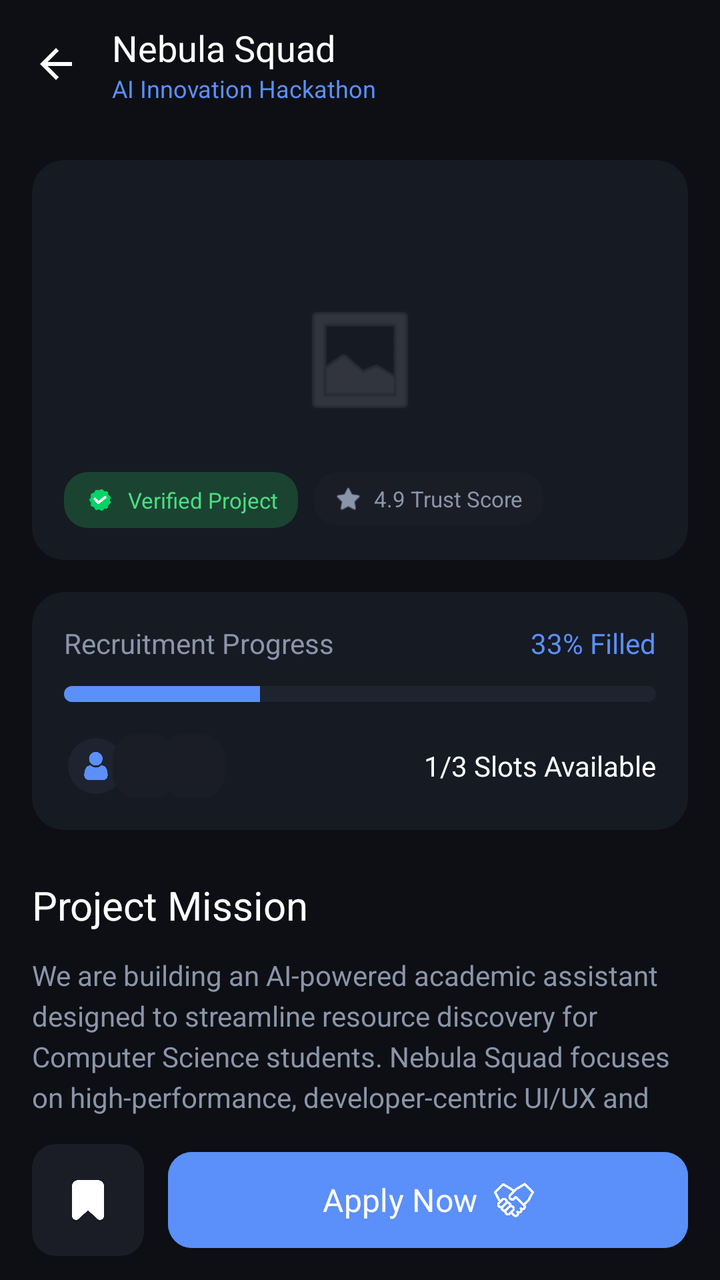
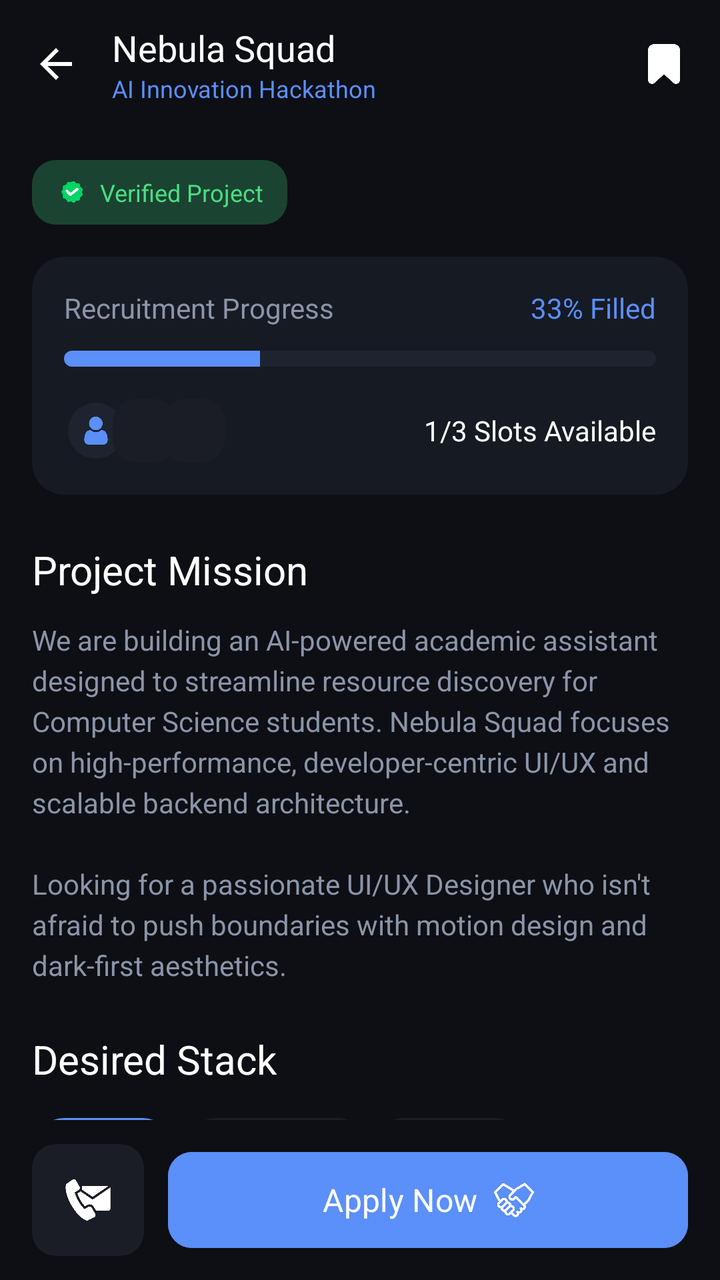

An Android layout rendered at two revisions. The XML below is the earlier revision; the diff shows what the commit changed to produce the second picture.
<!-- AndroidManifest.xml: application theme Theme.Joko -->
<!-- res/layout/activity_team_detail.xml -->
<?xml version="1.0" encoding="utf-8"?>
<RelativeLayout xmlns:android="http://schemas.android.com/apk/res/android"
    xmlns:app="http://schemas.android.com/apk/res-auto"
    android:layout_width="match_parent"
    android:layout_height="match_parent"
    android:background="@color/bg_base">

    
    <LinearLayout
        android:id="@+id/header"
        android:layout_width="match_parent"
        android:layout_height="?attr/actionBarSize"
        android:gravity="center_vertical"
        android:orientation="horizontal"
        android:paddingHorizontal="16dp">

        <ImageView
            android:id="@+id/btn_back"
            android:layout_width="24dp"
            android:layout_height="24dp"
            android:src="@drawable/abc_ic_ab_back_material"
            app:tint="@color/white"
            android:clickable="true"
            android:focusable="true"
            android:background="?attr/selectableItemBackgroundBorderless"/>

        <LinearLayout
            android:layout_width="wrap_content"
            android:layout_height="wrap_content"
            android:layout_marginStart="16dp"
            android:orientation="vertical">

            <TextView
                android:layout_width="wrap_content"
                android:layout_height="wrap_content"
                android:fontFamily="sans-serif-black"
                android:text="Nebula Squad"
                android:textColor="@color/white"
                android:textSize="18sp" />

            <TextView
                android:layout_width="wrap_content"
                android:layout_height="wrap_content"
                android:text="AI Innovation Hackathon"
                android:textColor="@color/primary"
                android:textSize="12sp" />
        </LinearLayout>
    </LinearLayout>

    <androidx.core.widget.NestedScrollView
        android:layout_width="match_parent"
        android:layout_height="match_parent"
        android:layout_above="@id/bottom_bar"
        android:layout_below="@id/header">

        <LinearLayout
            android:layout_width="match_parent"
            android:layout_height="wrap_content"
            android:orientation="vertical"
            android:padding="16dp">

            
            <androidx.cardview.widget.CardView
                android:layout_width="match_parent"
                android:layout_height="200dp"
                app:cardBackgroundColor="@color/bg_surface"
                app:cardCornerRadius="16dp"
                app:cardElevation="0dp">

                <RelativeLayout
                    android:layout_width="match_parent"
                    android:layout_height="match_parent">

                    <ImageView
                        android:layout_width="64dp"
                        android:layout_height="64dp"
                        android:layout_centerInParent="true"
                        android:alpha="0.2"
                        android:src="@android:drawable/ic_menu_gallery"
                        app:tint="@color/white" />

                    <LinearLayout
                        android:layout_width="wrap_content"
                        android:layout_height="wrap_content"
                        android:layout_alignParentBottom="true"
                        android:layout_margin="16dp"
                        android:orientation="horizontal">

                        <LinearLayout
                            android:layout_width="wrap_content"
                            android:layout_height="wrap_content"
                            android:background="@drawable/bg_status_badge"
                            android:backgroundTint="#1B4332"
                            android:gravity="center_vertical"
                            android:paddingHorizontal="10dp"
                            android:paddingVertical="6dp">

                            <ImageView
                                android:layout_width="16dp"
                                android:layout_height="16dp"
                                android:src="@drawable/ic_verified" />

                            <TextView
                                android:layout_width="wrap_content"
                                android:layout_height="wrap_content"
                                android:layout_marginStart="6dp"
                                android:text="Verified Project"
                                android:textColor="#4ADE80"
                                android:textSize="11sp"
                                android:fontFamily="sans-serif-medium" />
                        </LinearLayout>

                        <LinearLayout
                            android:layout_width="wrap_content"
                            android:layout_height="wrap_content"
                            android:layout_marginStart="8dp"
                            android:background="@drawable/bg_status_badge"
                            android:gravity="center_vertical"
                            android:paddingHorizontal="10dp"
                            android:paddingVertical="6dp">

                            <ImageView
                                android:layout_width="14dp"
                                android:layout_height="14dp"
                                android:src="@android:drawable/btn_star_big_on"
                                app:tint="@color/text_secondary" />

                            <TextView
                                android:layout_width="wrap_content"
                                android:layout_height="wrap_content"
                                android:layout_marginStart="6dp"
                                android:text="4.9 Trust Score"
                                android:textColor="@color/text_secondary"
                                android:textSize="11sp"
                                android:fontFamily="sans-serif-medium" />
                        </LinearLayout>
                    </LinearLayout>
                </RelativeLayout>
            </androidx.cardview.widget.CardView>

            
            <androidx.cardview.widget.CardView
                android:layout_width="match_parent"
                android:layout_height="wrap_content"
                android:layout_marginTop="16dp"
                app:cardBackgroundColor="@color/bg_surface"
                app:cardCornerRadius="16dp"
                app:cardElevation="0dp"
                app:contentPadding="16dp">

                <LinearLayout
                    android:layout_width="match_parent"
                    android:layout_height="wrap_content"
                    android:orientation="vertical">

                    <RelativeLayout
                        android:layout_width="match_parent"
                        android:layout_height="wrap_content">

                        <TextView
                            android:layout_width="wrap_content"
                            android:layout_height="wrap_content"
                            android:text="Recruitment Progress"
                            android:textColor="@color/text_secondary"
                            android:textSize="14sp" />

                        <TextView
                            android:layout_width="wrap_content"
                            android:layout_height="wrap_content"
                            android:layout_alignParentEnd="true"
                            android:fontFamily="sans-serif-black"
                            android:text="33% Filled"
                            android:textColor="@color/primary"
                            android:textSize="14sp" />
                    </RelativeLayout>

                    <ProgressBar
                        style="@android:style/Widget.ProgressBar.Horizontal"
                        android:layout_width="match_parent"
                        android:layout_height="8dp"
                        android:layout_marginTop="12dp"
                        android:progress="33"
                        android:progressDrawable="@drawable/custom_progress_bar" />

                    <RelativeLayout
                        android:layout_width="match_parent"
                        android:layout_height="wrap_content"
                        android:layout_marginTop="16dp">

                        
                        <LinearLayout
                            android:layout_width="wrap_content"
                            android:layout_height="wrap_content"
                            android:orientation="horizontal">
                            <com.google.android.material.imageview.ShapeableImageView
                                android:layout_width="32dp"
                                android:layout_height="32dp"
                                android:src="@drawable/default_avatar"
                                app:shapeAppearanceOverlay="@style/CircleImage"
                                android:padding="2dp"
                                android:background="@color/bg_base"/>
                            <View
                                android:layout_width="32dp"
                                android:layout_height="32dp"
                                android:layout_marginStart="-8dp"
                                android:background="@drawable/bg_status_badge"
                                android:padding="2dp"/>
                            <View
                                android:layout_width="32dp"
                                android:layout_height="32dp"
                                android:layout_marginStart="-8dp"
                                android:background="@drawable/bg_status_badge"
                                android:padding="2dp"/>
                        </LinearLayout>

                        <TextView
                            android:layout_width="wrap_content"
                            android:layout_height="wrap_content"
                            android:layout_alignParentEnd="true"
                            android:layout_centerVertical="true"
                            android:fontFamily="sans-serif-black"
                            android:text="1/3 Slots Available"
                            android:textColor="@color/white"
                            android:textSize="14sp" />
                    </RelativeLayout>
                </LinearLayout>
            </androidx.cardview.widget.CardView>

            
            <TextView
                android:layout_width="wrap_content"
                android:layout_height="wrap_content"
                android:layout_marginTop="24dp"
                android:fontFamily="sans-serif-black"
                android:text="Project Mission"
                android:textColor="@color/white"
                android:textSize="20sp" />

            <TextView
                android:layout_width="match_parent"
                android:layout_height="wrap_content"
                android:layout_marginTop="12dp"
                android:lineSpacingExtra="4dp"
                android:text="We are building an AI-powered academic assistant designed to streamline resource discovery for Computer Science students. Nebula Squad focuses on high-performance, developer-centric UI/UX and scalable backend architecture.\n\nLooking for a passionate UI/UX Designer who isn't afraid to push boundaries with motion design and dark-first aesthetics."
                android:textColor="@color/text_secondary"
                android:textSize="14sp" />

            
            <TextView
                android:layout_width="wrap_content"
                android:layout_height="wrap_content"
                android:layout_marginTop="24dp"
                android:fontFamily="sans-serif-black"
                android:text="Desired Stack"
                android:textColor="@color/white"
                android:textSize="20sp" />

            
            <com.google.android.material.chip.ChipGroup
                android:layout_width="match_parent"
                android:layout_height="wrap_content"
                android:layout_marginTop="16dp"
                app:chipSpacingHorizontal="8dp"
                app:chipSpacingVertical="8dp">

                <TextView
                    android:layout_width="wrap_content"
                    android:layout_height="wrap_content"
                    android:background="@drawable/bg_status_badge"
                    android:gravity="center_vertical"
                    android:paddingHorizontal="12dp"
                    android:paddingVertical="8dp"
                    android:text="Kotlin"
                    android:textColor="@color/white"
                    android:textSize="12sp"
                    android:fontFamily="sans-serif-medium"
                    android:drawableStart="@drawable/dot_blue"
                    android:drawablePadding="8dp" />

                <TextView
                    android:layout_width="wrap_content"
                    android:layout_height="wrap_content"
                    android:background="@drawable/bg_status_badge"
                    android:gravity="center_vertical"
                    android:paddingHorizontal="12dp"
                    android:paddingVertical="8dp"
                    android:text="Firebase"
                    android:textColor="@color/white"
                    android:textSize="12sp"
                    android:fontFamily="sans-serif-medium"
                    android:drawableStart="@drawable/dot_blue"
                    android:drawablePadding="8dp" />

                <TextView
                    android:layout_width="wrap_content"
                    android:layout_height="wrap_content"
                    android:background="@drawable/bg_status_badge"
                    android:gravity="center_vertical"
                    android:paddingHorizontal="12dp"
                    android:paddingVertical="8dp"
                    android:text="React"
                    android:textColor="@color/white"
                    android:textSize="12sp"
                    android:fontFamily="sans-serif-medium"
                    android:drawableStart="@drawable/dot_blue"
                    android:drawablePadding="8dp" />

                <TextView
                    android:layout_width="wrap_content"
                    android:layout_height="wrap_content"
                    android:background="@drawable/bg_status_badge"
                    android:gravity="center_vertical"
                    android:paddingHorizontal="12dp"
                    android:paddingVertical="8dp"
                    android:text="TailwindCSS"
                    android:textColor="@color/white"
                    android:textSize="12sp"
                    android:fontFamily="sans-serif-medium"
                    android:drawableStart="@drawable/dot_blue"
                    android:drawablePadding="8dp" />

                <TextView
                    android:layout_width="wrap_content"
                    android:layout_height="wrap_content"
                    android:background="@drawable/bg_status_badge"
                    android:gravity="center_vertical"
                    android:paddingHorizontal="12dp"
                    android:paddingVertical="8dp"
                    android:text="Git"
                    android:textColor="@color/white"
                    android:textSize="12sp"
                    android:fontFamily="sans-serif-medium"
                    android:drawableStart="@drawable/dot_blue"
                    android:drawablePadding="8dp" />

            </com.google.android.material.chip.ChipGroup>

        </LinearLayout>
    </androidx.core.widget.NestedScrollView>

    
    <LinearLayout
        android:id="@+id/bottom_bar"
        android:layout_width="match_parent"
        android:layout_height="80dp"
        android:layout_alignParentBottom="true"
        android:background="@color/bg_base"
        android:gravity="center_vertical"
        android:orientation="horizontal"
        android:paddingHorizontal="16dp">

        <ImageButton
            android:id="@+id/btn_bookmark"
            android:layout_width="56dp"
            android:layout_height="56dp"
            android:background="@drawable/bg_status_badge"
            android:src="@drawable/ic_bookmark"
            android:padding="16dp"
            android:scaleType="centerInside"
            app:tint="@color/white" />

        <com.google.android.material.button.MaterialButton
            android:id="@+id/btn_apply_now"
            android:layout_width="match_parent"
            android:layout_height="56dp"
            android:layout_marginStart="12dp"
            android:backgroundTint="@color/primary"
            android:fontFamily="sans-serif-black"
            android:text="Apply Now"
            android:textAllCaps="false"
            android:textColor="@color/white"
            android:textSize="16sp"
            app:cornerRadius="12dp"
            app:icon="@drawable/handshake"
            app:iconGravity="textEnd"
            app:iconSize="20dp"
            app:iconTint="@color/white" />
    </LinearLayout>

</RelativeLayout>
<!-- resources referenced by this layout -->
<resources>
  <color name="bg_base">#0D0F14</color>
  <color name="bg_surface">#161A23</color>
  <color name="primary">#5B8FF9</color>
  <color name="text_secondary">#8B95A9</color>
  <color name="white">#FFFFFFFF</color>
  <!-- drawable bg_status_badge (drawable) -->
  <?xml version="1.0" encoding="utf-8"?>
  <shape xmlns:android="http://schemas.android.com/apk/res/android">
      <solid android:color="#1A1D26" />
      <corners android:radius="12dp" />
  </shape>
  <!-- drawable custom_progress_bar (drawable) -->
  <?xml version="1.0" encoding="utf-8"?>
  <layer-list xmlns:android="http://schemas.android.com/apk/res/android">
      <item android:id="@android:id/background">
          <shape>
              <corners android:radius="4dp" />
              <solid android:color="@color/bg_elevated" />
          </shape>
      </item>
      <item android:id="@android:id/progress">
          <clip>
              <shape>
                  <corners android:radius="4dp" />
                  <solid android:color="@color/primary" />
              </shape>
          </clip>
      </item>
  </layer-list>
  <!-- drawable default_avatar: png bitmap (drawable, 5936 bytes) -->
  <!-- drawable dot_blue (drawable) -->
  <?xml version="1.0" encoding="utf-8"?>
  <shape xmlns:android="http://schemas.android.com/apk/res/android"
      android:shape="oval">
      <solid android:color="#38BDF8" />
      <size
          android:width="8dp"
          android:height="8dp" />
  </shape>
  <!-- drawable handshake: png bitmap (drawable, 17447 bytes) -->
  <!-- drawable ic_bookmark: png bitmap (drawable, 5692 bytes) -->
  <!-- drawable ic_verified: png bitmap (drawable, 16133 bytes) -->
  <style name="CircleImage">
          <item name="cornerSize">50%</item>
      </style>
  <style name="Theme.Joko" parent="Base.Theme.Joko" />
  <color name="bg_elevated">#1E2330</color>
  <style name="Base.Theme.Joko" parent="Theme.Material3.DayNight.NoActionBar">
          <item name="colorPrimary">@color/primary</item>
          <item name="android:statusBarColor">@color/bg_base</item>
          <item name="android:windowBackground">@color/bg_base</item>
  
          
          <item name="fontFamily">@font/font_body</item>
  
          <item name="textAppearanceHeadlineLarge">@style/TextAppearance.App.HeadlineLarge</item>
          <item name="textAppearanceHeadlineMedium">@style/TextAppearance.App.HeadlineMedium</item>
          <item name="textAppearanceHeadlineSmall">@style/TextAppearance.App.HeadlineSmall</item>
          <item name="textAppearanceTitleLarge">@style/TextAppearance.App.TitleLarge</item>
      </style>
  <style name="TextAppearance.App.HeadlineLarge" parent="TextAppearance.Material3.HeadlineLarge">
          <item name="fontFamily">@font/font_headlines</item>
          <item name="android:fontFamily">@font/font_headlines</item>
      </style>
  <style name="TextAppearance.App.HeadlineMedium" parent="TextAppearance.Material3.HeadlineMedium">
          <item name="fontFamily">@font/font_headlines</item>
          <item name="android:fontFamily">@font/font_headlines</item>
      </style>
  <style name="TextAppearance.App.HeadlineSmall" parent="TextAppearance.Material3.HeadlineSmall">
          <item name="fontFamily">@font/font_headlines</item>
          <item name="android:fontFamily">@font/font_headlines</item>
      </style>
  <style name="TextAppearance.App.TitleLarge" parent="TextAppearance.Material3.TitleLarge">
          <item name="fontFamily">@font/font_headlines</item>
          <item name="android:fontFamily">@font/font_headlines</item>
          <item name="android:textStyle">bold</item>
      </style>
</resources>

<!-- the commit's change to res/layout/activity_team_detail.xml (unified diff, before → after) -->
@@ -25,9 +25,10 @@
             android:background="?attr/selectableItemBackgroundBorderless"/>
 
         <LinearLayout
-            android:layout_width="wrap_content"
+            android:layout_width="0dp"
             android:layout_height="wrap_content"
             android:layout_marginStart="16dp"
+            android:layout_weight="1"
             android:orientation="vertical">
 
             <TextView
@@ -45,6 +46,16 @@
                 android:textColor="@color/primary"
                 android:textSize="12sp" />
         </LinearLayout>
+
+        <ImageView
+            android:id="@+id/btn_bookmark_top"
+            android:layout_width="24dp"
+            android:layout_height="24dp"
+            android:src="@drawable/ic_bookmark"
+            app:tint="@color/white"
+            android:clickable="true"
+            android:focusable="true"
+            android:background="?attr/selectableItemBackgroundBorderless"/>
     </LinearLayout>
 
     <androidx.core.widget.NestedScrollView
@@ -60,83 +71,29 @@
             android:padding="16dp">
 
             
-            <androidx.cardview.widget.CardView
-                android:layout_width="match_parent"
-                android:layout_height="200dp"
-                app:cardBackgroundColor="@color/bg_surface"
-                app:cardCornerRadius="16dp"
-                app:cardElevation="0dp">
-
-                <RelativeLayout
-                    android:layout_width="match_parent"
-                    android:layout_height="match_parent">
-
-                    <ImageView
-                        android:layout_width="64dp"
-                        android:layout_height="64dp"
-                        android:layout_centerInParent="true"
-                        android:alpha="0.2"
-                        android:src="@android:drawable/ic_menu_gallery"
-                        app:tint="@color/white" />
-
-                    <LinearLayout
-                        android:layout_width="wrap_content"
-                        android:layout_height="wrap_content"
-                        android:layout_alignParentBottom="true"
-                        android:layout_margin="16dp"
-                        android:orientation="horizontal">
-
-                        <LinearLayout
-                            android:layout_width="wrap_content"
-                            android:layout_height="wrap_content"
-                            android:background="@drawable/bg_status_badge"
-                            android:backgroundTint="#1B4332"
-                            android:gravity="center_vertical"
-                            android:paddingHorizontal="10dp"
-                            android:paddingVertical="6dp">
-
-                            <ImageView
-                                android:layout_width="16dp"
-                                android:layout_height="16dp"
-                                android:src="@drawable/ic_verified" />
-
-                            <TextView
-                                android:layout_width="wrap_content"
-                                android:layout_height="wrap_content"
-                                android:layout_marginStart="6dp"
-                                android:text="Verified Project"
-                                android:textColor="#4ADE80"
-                                android:textSize="11sp"
-                                android:fontFamily="sans-serif-medium" />
-                        </LinearLayout>
-
-                        <LinearLayout
-                            android:layout_width="wrap_content"
-                            android:layout_height="wrap_content"
-                            android:layout_marginStart="8dp"
-                            android:background="@drawable/bg_status_badge"
-                            android:gravity="center_vertical"
-                            android:paddingHorizontal="10dp"
-                            android:paddingVertical="6dp">
-
-                            <ImageView
-                                android:layout_width="14dp"
-                                android:layout_height="14dp"
-                                android:src="@android:drawable/btn_star_big_on"
-                                app:tint="@color/text_secondary" />
-
-                            <TextView
-                                android:layout_width="wrap_content"
-                                android:layout_height="wrap_content"
-                                android:layout_marginStart="6dp"
-                                android:text="4.9 Trust Score"
-                                android:textColor="@color/text_secondary"
-                                android:textSize="11sp"
-                                android:fontFamily="sans-serif-medium" />
-                        </LinearLayout>
-                    </LinearLayout>
-                </RelativeLayout>
-            </androidx.cardview.widget.CardView>
+            <LinearLayout
+                android:layout_width="wrap_content"
+                android:layout_height="wrap_content"
+                android:background="@drawable/bg_status_badge"
+                android:backgroundTint="#1B4332"
+                android:gravity="center_vertical"
+                android:paddingHorizontal="12dp"
+                android:paddingVertical="8dp">
+
+                <ImageView
+                    android:layout_width="16dp"
+                    android:layout_height="16dp"
+                    android:src="@drawable/ic_verified" />
+
+                <TextView
+                    android:layout_width="wrap_content"
+                    android:layout_height="wrap_content"
+                    android:layout_marginStart="6dp"
+                    android:text="Verified Project"
+                    android:textColor="#4ADE80"
+                    android:textSize="12sp"
+                    android:fontFamily="sans-serif-black" />
+            </LinearLayout>
 
             
             <androidx.cardview.widget.CardView
@@ -187,7 +144,6 @@
                         android:layout_height="wrap_content"
                         android:layout_marginTop="16dp">
 
-                        
                         <LinearLayout
                             android:layout_width="wrap_content"
                             android:layout_height="wrap_content"
@@ -266,7 +222,7 @@
                 <TextView
                     android:layout_width="wrap_content"
                     android:layout_height="wrap_content"
-                    android:background="@drawable/bg_status_badge"
+                    android:background="@drawable/bg_tag"
                     android:gravity="center_vertical"
                     android:paddingHorizontal="12dp"
                     android:paddingVertical="8dp"
@@ -350,11 +306,11 @@
         android:paddingHorizontal="16dp">
 
         <ImageButton
-            android:id="@+id/btn_bookmark"
+            android:id="@+id/btn_contact"
             android:layout_width="56dp"
             android:layout_height="56dp"
             android:background="@drawable/bg_status_badge"
-            android:src="@drawable/ic_bookmark"
+            android:src="@drawable/contact"
             android:padding="16dp"
             android:scaleType="centerInside"
             app:tint="@color/white" />
<!-- resource entries referenced after the edit -->
@@ -11,6 +11,13 @@
       <solid android:color="#1A1D26" />
       <corners android:radius="12dp" />
   </shape>
+  <!-- drawable bg_tag (drawable) -->
+  <?xml version="1.0" encoding="utf-8"?>
+  <shape xmlns:android="http://schemas.android.com/apk/res/android">
+      <solid android:color="@color/primary" />
+      <corners android:radius="20dp" />
+  </shape>
+  <!-- drawable contact: png bitmap (drawable, 14063 bytes) -->
   <!-- drawable custom_progress_bar (drawable) -->
   <?xml version="1.0" encoding="utf-8"?>
   <layer-list xmlns:android="http://schemas.android.com/apk/res/android">
